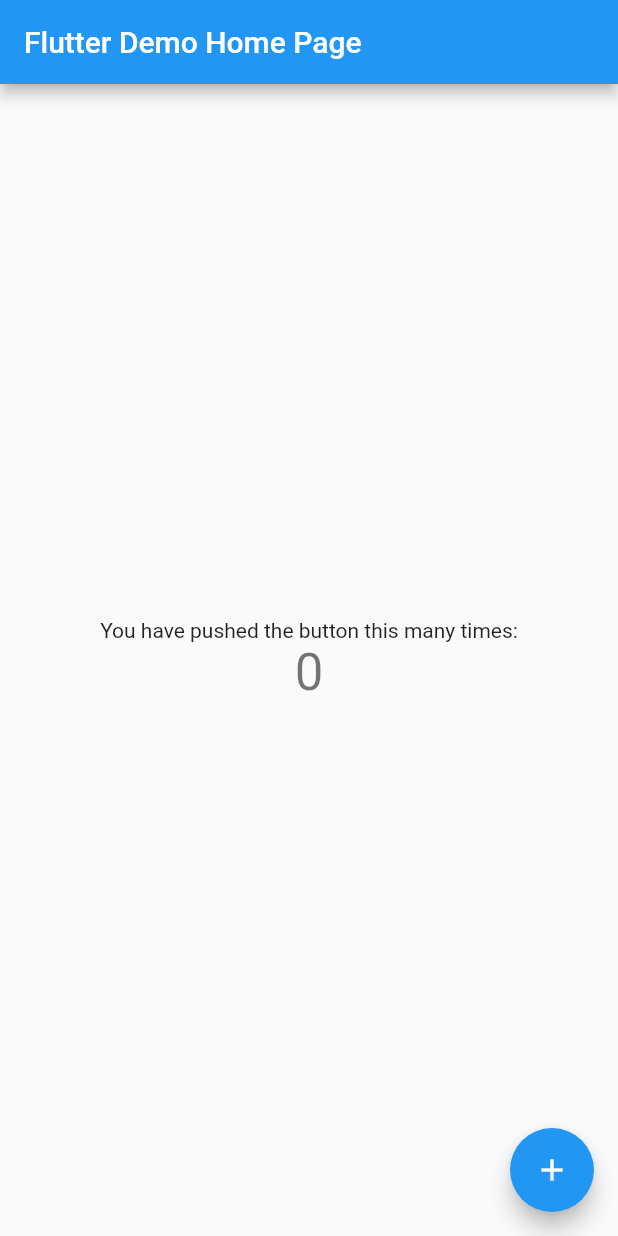
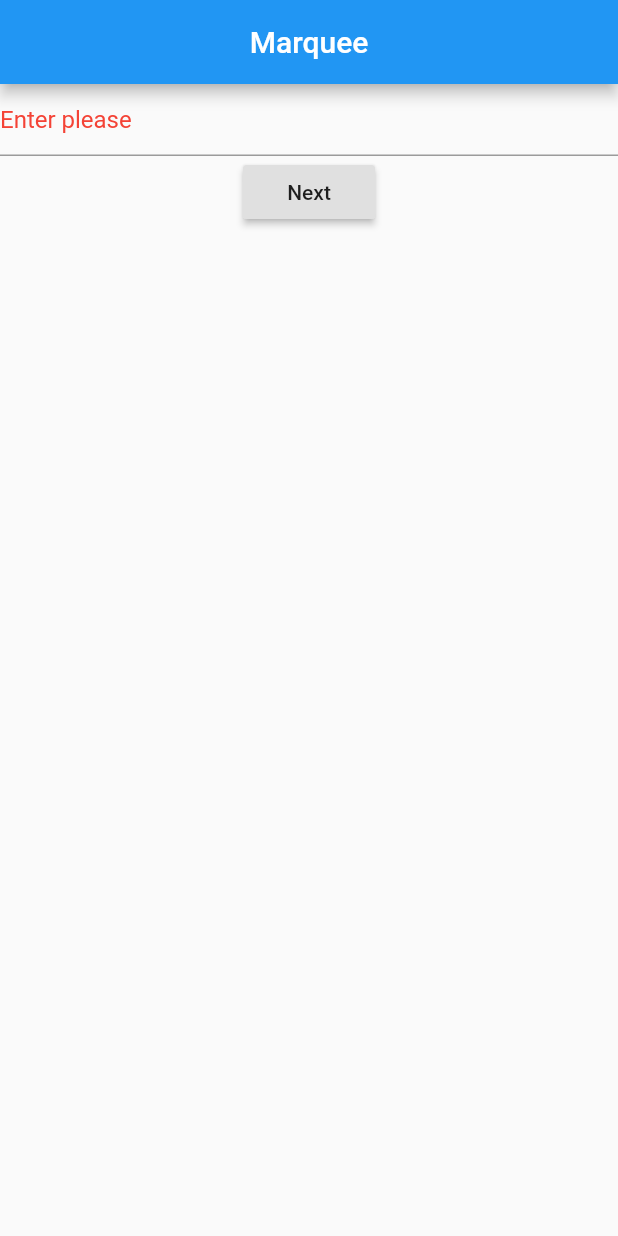
Before and after one commit to sayannath/Flutter-Autoscrolling-, a Flutter app: the screen it shows after launch, on a phone screen of 412 x 824 dp. Run offline on Flutter 3.47's test engine with Material 2 defaults, Android fonts, the phone set to English and light mode, and no system bars.

Commit message:
HomePage is done

```diff
--- /dev/null
+++ b/lib/floatPage.dart
@@ -0,0 +1,15 @@
+import 'package:flutter/material.dart';
+
+class FloatPage extends StatefulWidget {
+  @override
+  _FloatPageState createState() => _FloatPageState();
+}
+
+class _FloatPageState extends State<FloatPage> {
+  @override
+  Widget build(BuildContext context) {
+    return Container(
+
+    );
+  }
+}
--- /dev/null
+++ b/lib/homePage.dart
@@ -0,0 +1,37 @@
+import 'package:demo_scroll/floatPage.dart';
+import 'package:flutter/material.dart';
+
+class HomePage extends StatefulWidget {
+  @override
+  _HomePageState createState() => _HomePageState();
+}
+
+class _HomePageState extends State<HomePage> {
+  @override
+  Widget build(BuildContext context) {
+    return Scaffold(
+      appBar: AppBar(
+        title: Center(child: Text("Marquee")),
+      ),
+      body: Center(
+          child: Column(
+        children: <Widget>[
+          TextField(
+            textAlign: TextAlign.left,
+            decoration: InputDecoration(
+              hintText: 'Enter please',
+              hintStyle: TextStyle(color: Colors.red),
+            ),
+          ),
+          RaisedButton(onPressed: (){
+            Navigator.of(context).push(MaterialPageRoute(builder: (BuildContext context){
+              return FloatPage();
+            }));
+          },
+            child: Text('Next'),
+          ),
+        ],
+      )),
+    );
+  }
+}
--- a/lib/main.dart
+++ b/lib/main.dart
@@ -1,111 +1,19 @@
+import 'package:demo_scroll/homePage.dart';
 import 'package:flutter/material.dart';
 
 void main() => runApp(MyApp());
 
-class MyApp extends StatelessWidget {
-  // This widget is the root of your application.
+class MyApp extends StatefulWidget {
+  @override
+  _MyAppState createState() => _MyAppState();
+}
+
+class _MyAppState extends State<MyApp> {
   @override
   Widget build(BuildContext context) {
     return MaterialApp(
-      title: 'Flutter Demo',
-      theme: ThemeData(
-        // This is the theme of your application.
-        //
-        // Try running your application with "flutter run". You'll see the
-        // application has a blue toolbar. Then, without quitting the app, try
-        // changing the primarySwatch below to Colors.green and then invoke
-        // "hot reload" (press "r" in the console where you ran "flutter run",
-        // or simply save your changes to "hot reload" in a Flutter IDE).
-        // Notice that the counter didn't reset back to zero; the application
-        // is not restarted.
-        primarySwatch: Colors.blue,
-      ),
-      home: MyHomePage(title: 'Flutter Demo Home Page'),
+      debugShowCheckedModeBanner: false,
+      home: HomePage(),
     );
   }
 }
-
-class MyHomePage extends StatefulWidget {
-  MyHomePage({Key key, this.title}) : super(key: key);
-
-  // This widget is the home page of your application. It is stateful, meaning
-  // that it has a State object (defined below) that contains fields that affect
-  // how it looks.
-
-  // This class is the configuration for the state. It holds the values (in this
-  // case the title) provided by the parent (in this case the App widget) and
-  // used by the build method of the State. Fields in a Widget subclass are
-  // always marked "final".
-
-  final String title;
-
-  @override
-  _MyHomePageState createState() => _MyHomePageState();
-}
-
-class _MyHomePageState extends State<MyHomePage> {
-  int _counter = 0;
-
-  void _incrementCounter() {
-    setState(() {
-      // This call to setState tells the Flutter framework that something has
-      // changed in this State, which causes it to rerun the build method below
-      // so that the display can reflect the updated values. If we changed
-      // _counter without calling setState(), then the build method would not be
-      // called again, and so nothing would appear to happen.
-      _counter++;
-    });
-  }
-
-  @override
-  Widget build(BuildContext context) {
-    // This method is rerun every time setState is called, for instance as done
-    // by the _incrementCounter method above.
-    //
-    // The Flutter framework has been optimized to make rerunning build methods
-    // fast, so that you can just rebuild anything that needs updating rather
-    // than having to individually change instances of widgets.
-    return Scaffold(
-      appBar: AppBar(
-        // Here we take the value from the MyHomePage object that was created by
-        // the App.build method, and use it to set our appbar title.
-        title: Text(widget.title),
-      ),
-      body: Center(
-        // Center is a layout widget. It takes a single child and positions it
-        // in the middle of the parent.
-        child: Column(
-          // Column is also a layout widget. It takes a list of children and
-          // arranges them vertically. By default, it sizes itself to fit its
-          // children horizontally, and tries to be as tall as its parent.
-          //
-          // Invoke "debug painting" (press "p" in the console, choose the
-          // "Toggle Debug Paint" action from the Flutter Inspector in Android
-          // Studio, or the "Toggle Debug Paint" command in Visual Studio Code)
-          // to see the wireframe for each widget.
-          //
-          // Column has various properties to control how it sizes itself and
-          // how it positions its children. Here we use mainAxisAlignment to
-          // center the children vertically; the main axis here is the vertical
-          // axis because Columns are vertical (the cross axis would be
-          // horizontal).
-          mainAxisAlignment: MainAxisAlignment.center,
-          children: <Widget>[
-            Text(
-              'You have pushed the button this many times:',
-            ),
-            Text(
-              '$_counter',
-              style: Theme.of(context).textTheme.display1,
-            ),
-          ],
-        ),
-      ),
-      floatingActionButton: FloatingActionButton(
-        onPressed: _incrementCounter,
-        tooltip: 'Increment',
-        child: Icon(Icons.add),
-      ), // This trailing comma makes auto-formatting nicer for build methods.
-    );
-  }
-}
--- a/pubspec.yaml
+++ b/pubspec.yaml
@@ -22,7 +22,8 @@ dependencies:
 
   # The following adds the Cupertino Icons font to your application.
   # Use with the CupertinoIcons class for iOS style icons.
-  cupertino_icons: ^0.1.2
+  cupertino_icons: ^0.1.3
+  marquee: ^1.3.1
 
 dev_dependencies:
   flutter_test:
```
Also changed, not shown: pubspec.lock.
